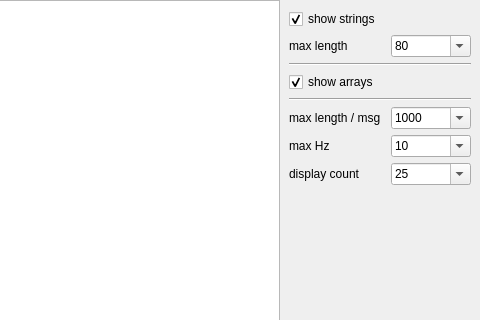
Qt form node_manager_fkie/src/node_manager_fkie/EchoDialog.ui (fkie/multimaster_fkie) before a commit; both pictures show x 500 to 980 and y 0 to 320 of the 980 by 779 pixel window.
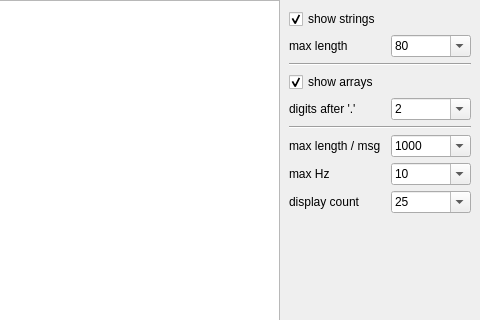
The same form after that commit. Icons and pictures are not drawn.

Commit message: node_manager_fkie: echo_dialog: added array length and a filter for digits after '.' in arrays

The edit to the form file:
```diff
--- a/node_manager_fkie/src/node_manager_fkie/EchoDialog.ui
+++ b/node_manager_fkie/src/node_manager_fkie/EchoDialog.ui
@@ -132,6 +132,61 @@
            </property>
           </widget>
          </item>
+         <item>
+          <widget class="QFrame" name="maxDigitsFrame">
+           <layout class="QHBoxLayout" name="horizontalLayout_7">
+            <property name="spacing">
+             <number>0</number>
+            </property>
+            <property name="margin">
+             <number>0</number>
+            </property>
+            <item>
+             <widget class="QLabel" name="maxDigitsLabel">
+              <property name="text">
+               <string>digits after '.'</string>
+              </property>
+             </widget>
+            </item>
+            <item>
+             <widget class="QComboBox" name="maxDigitsComboBox">
+              <property name="maximumSize">
+               <size>
+                <width>80</width>
+                <height>16777215</height>
+               </size>
+              </property>
+              <property name="toolTip">
+               <string>Set maximum digits after '.'  Emtpty string disables the limit.</string>
+              </property>
+              <property name="editable">
+               <bool>true</bool>
+              </property>
+              <item>
+               <property name="text">
+                <string>2</string>
+               </property>
+              </item>
+              <item>
+               <property name="text">
+                <string/>
+               </property>
+              </item>
+              <item>
+               <property name="text">
+                <string>0</string>
+               </property>
+              </item>
+              <item>
+               <property name="text">
+                <string>4</string>
+               </property>
+              </item>
+             </widget>
+            </item>
+           </layout>
+          </widget>
+         </item>
          <item>
           <widget class="Line" name="line_2">
            <property name="orientation">
```
The commit also changes 1 other file.
